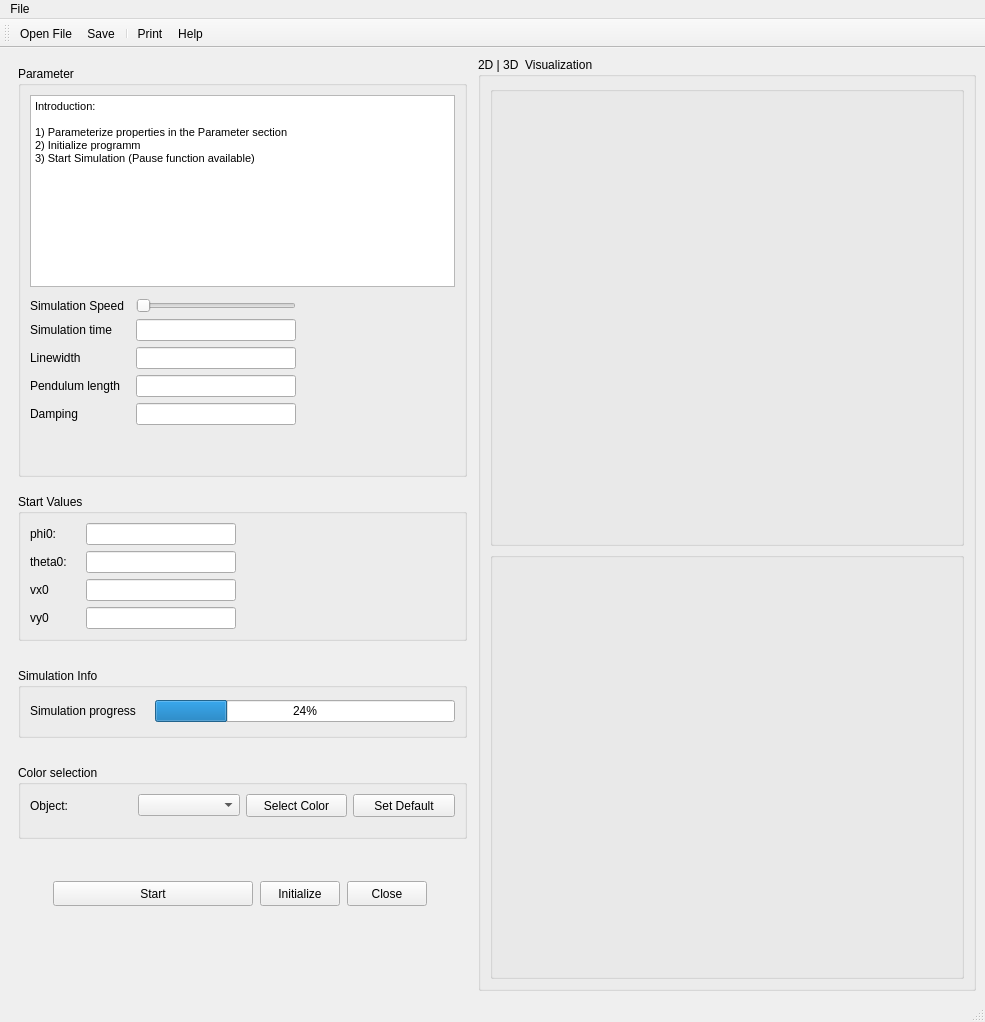
rob-nil/PendulumPainter, file PendulumPainter.ui: the form before one commit.
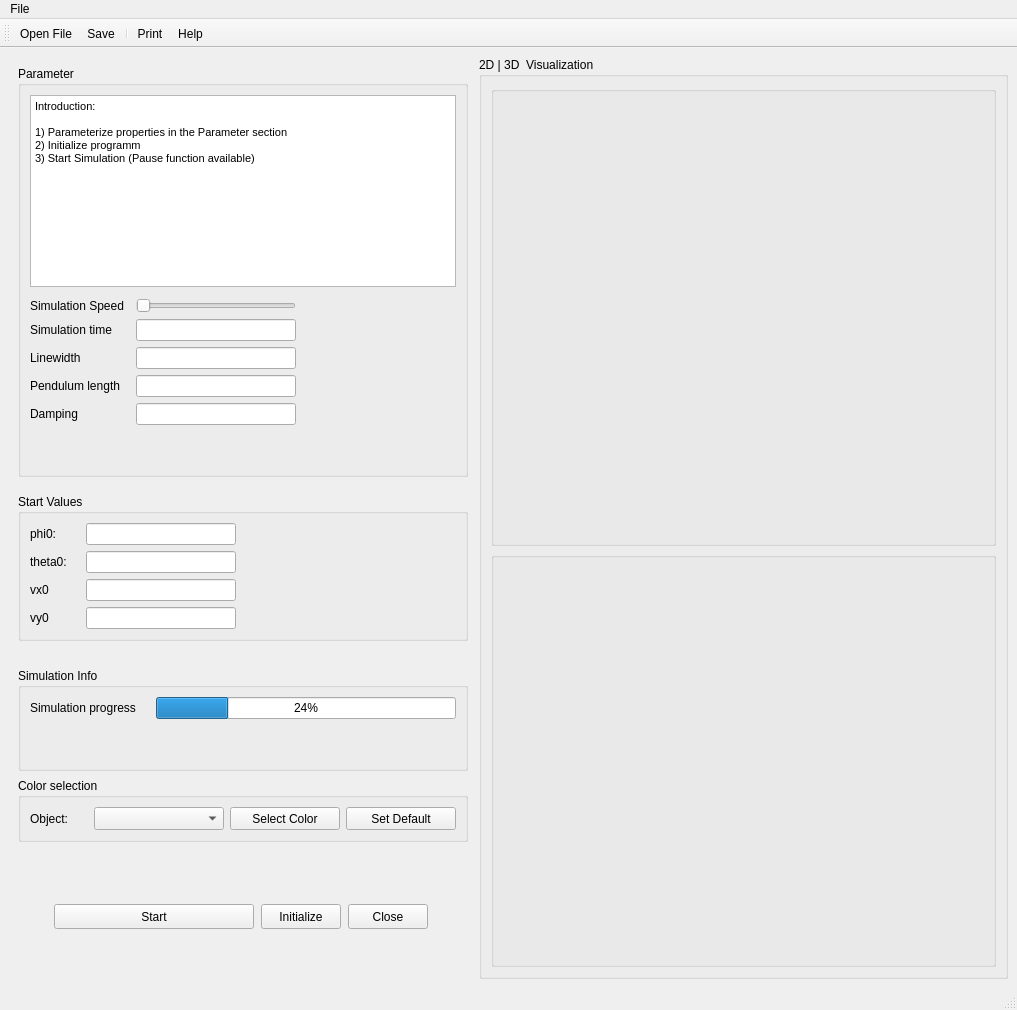
The form after the commit. Icons and pictures are not drawn. Custom widgets are drawn as their Qt base class.

The edit to the form file:
```diff
--- a/PendulumPainter.ui
+++ b/PendulumPainter.ui
@@ -6,14 +6,14 @@
    <rect>
     <x>0</x>
     <y>0</y>
-    <width>985</width>
-    <height>1022</height>
+    <width>1017</width>
+    <height>1010</height>
    </rect>
   </property>
   <property name="minimumSize">
    <size>
-    <width>0</width>
-    <height>0</height>
+    <width>1010</width>
+    <height>1010</height>
    </size>
   </property>
   <property name="windowTitle">
@@ -33,6 +33,12 @@
    <layout class="QHBoxLayout" name="horizontalLayout_3">
     <item>
      <widget class="QWidget" name="verticalLayout_10" native="true">
+      <property name="minimumSize">
+       <size>
+        <width>500</width>
+        <height>0</height>
+       </size>
+      </property>
       <property name="maximumSize">
        <size>
         <width>500</width>
@@ -73,7 +79,7 @@
            </property>
            <property name="minimumSize">
             <size>
-             <width>0</width>
+             <width>400</width>
              <height>200</height>
             </size>
            </property>
@@ -110,7 +116,7 @@
                  <string>&lt;!DOCTYPE HTML PUBLIC &quot;-//W3C//DTD HTML 4.0//EN&quot; &quot;http://www.w3.org/TR/REC-html40/strict.dtd&quot;&gt;
 &lt;html&gt;&lt;head&gt;&lt;meta name=&quot;qrichtext&quot; content=&quot;1&quot; /&gt;&lt;style type=&quot;text/css&quot;&gt;
 p, li { white-space: pre-wrap; }
-&lt;/style&gt;&lt;/head&gt;&lt;body style=&quot; font-family:'MS Shell Dlg 2'; font-size:7.8pt; font-weight:400; font-style:normal;&quot;&gt;
+&lt;/style&gt;&lt;/head&gt;&lt;body style=&quot; font-family:'MS Shell Dlg 2'; font-size:8.14286pt; font-weight:400; font-style:normal;&quot;&gt;
 &lt;p style=&quot; margin-top:0px; margin-bottom:0px; margin-left:0px; margin-right:0px; -qt-block-indent:0; text-indent:0px;&quot;&gt;&lt;span style=&quot; font-size:8.25pt;&quot;&gt;Introduction:&lt;/span&gt;&lt;/p&gt;
 &lt;p style=&quot;-qt-paragraph-type:empty; margin-top:0px; margin-bottom:0px; margin-left:0px; margin-right:0px; -qt-block-indent:0; text-indent:0px; font-size:8.25pt;&quot;&gt;&lt;br /&gt;&lt;/p&gt;
 &lt;p style=&quot; margin-top:0px; margin-bottom:0px; margin-left:0px; margin-right:0px; -qt-block-indent:0; text-indent:0px;&quot;&gt;&lt;span style=&quot; font-size:8.25pt;&quot;&gt;1) Parameterize properties in the Parameter section&lt;/span&gt;&lt;/p&gt;
@@ -356,7 +362,7 @@
            </property>
            <property name="minimumSize">
             <size>
-             <width>0</width>
+             <width>400</width>
              <height>120</height>
             </size>
            </property>
@@ -544,7 +550,7 @@
            </property>
            <property name="minimumSize">
             <size>
-             <width>0</width>
+             <width>400</width>
              <height>70</height>
             </size>
            </property>
@@ -600,24 +606,21 @@
               </item>
              </layout>
             </item>
-           </layout>
-          </widget>
-         </item>
          <item>
-          <spacer name="verticalSpacer_6">
+             <spacer name="verticalSpacer_8">
            <property name="orientation">
             <enum>Qt::Vertical</enum>
            </property>
-           <property name="sizeType">
-            <enum>QSizePolicy::Minimum</enum>
-           </property>
            <property name="sizeHint" stdset="0">
             <size>
              <width>20</width>
-             <height>20</height>
+                <height>40</height>
             </size>
            </property>
           </spacer>
+            </item>
+           </layout>
+          </widget>
          </item>
          <item>
           <widget class="QGroupBox" name="groupBox_5">
@@ -629,7 +632,7 @@
            </property>
            <property name="minimumSize">
             <size>
-             <width>380</width>
+             <width>400</width>
              <height>60</height>
             </size>
            </property>
@@ -647,6 +650,12 @@
              <layout class="QHBoxLayout" name="horizontalLayout">
               <item>
                <widget class="QLabel" name="label_10">
+                <property name="minimumSize">
+                 <size>
+                  <width>0</width>
+                  <height>20</height>
+                 </size>
+                </property>
                 <property name="maximumSize">
                  <size>
                   <width>150</width>
@@ -662,8 +671,8 @@
                <widget class="QComboBox" name="comboBox">
                 <property name="minimumSize">
                  <size>
-                  <width>100</width>
-                  <height>0</height>
+                  <width>130</width>
+                  <height>23</height>
                  </size>
                 </property>
                 <property name="maximumSize">
@@ -678,7 +687,7 @@
                <widget class="QPushButton" name="pushButton">
                 <property name="minimumSize">
                  <size>
-                  <width>75</width>
+                  <width>110</width>
                   <height>23</height>
                  </size>
                 </property>
@@ -697,7 +706,7 @@
                <widget class="QPushButton" name="pushButton_2">
                 <property name="minimumSize">
                  <size>
-                  <width>75</width>
+                  <width>110</width>
                   <height>23</height>
                  </size>
                 </property>
@@ -714,8 +723,11 @@
               </item>
              </layout>
             </item>
+           </layout>
+          </widget>
+         </item>
             <item>
-             <spacer name="verticalSpacer_8">
+          <spacer name="verticalSpacer_6">
               <property name="orientation">
                <enum>Qt::Vertical</enum>
               </property>
@@ -725,13 +737,10 @@
               <property name="sizeHint" stdset="0">
                <size>
                 <width>20</width>
-                <height>10</height>
+             <height>20</height>
                </size>
               </property>
              </spacer>
-            </item>
-           </layout>
-          </widget>
          </item>
         </layout>
        </item>
@@ -877,7 +886,7 @@
       <property name="title">
        <string>2D | 3D  Visualization</string>
       </property>
-      <layout class="QVBoxLayout" name="verticalLayout_8">
+      <layout class="QVBoxLayout" name="verticalLayout_9">
        <item>
         <widget class="QGroupBox" name="groupBoxGraph">
          <property name="sizePolicy">
@@ -901,8 +910,8 @@
          <property name="flat">
           <bool>false</bool>
          </property>
-         <layout class="QGridLayout" name="gridLayout_6">
-          <item row="0" column="0">
+         <layout class="QVBoxLayout" name="verticalLayout_11">
+          <item>
            <widget class="QVTKOpenGLStereoWidget" name="qvtkWidget3D" native="true">
             <property name="sizePolicy">
              <sizepolicy hsizetype="Expanding" vsizetype="Expanding">
@@ -944,8 +953,8 @@
          <property name="title">
           <string/>
          </property>
-         <layout class="QGridLayout" name="gridLayout_5">
-          <item row="0" column="0">
+         <layout class="QVBoxLayout" name="verticalLayout_12">
+          <item>
            <widget class="QVTKOpenGLStereoWidget" name="qvtkWidget2D" native="true">
             <property name="sizePolicy">
              <sizepolicy hsizetype="Expanding" vsizetype="Expanding">
@@ -974,14 +983,25 @@
      </widget>
     </item>
    </layout>
+   <widget class="QWidget" name="">
+    <property name="geometry">
+     <rect>
+      <x>0</x>
+      <y>0</y>
+      <width>100</width>
+      <height>30</height>
+     </rect>
+    </property>
+    <layout class="QVBoxLayout" name="verticalLayout_8"/>
+   </widget>
   </widget>
   <widget class="QMenuBar" name="menubar">
    <property name="geometry">
     <rect>
      <x>0</x>
      <y>0</y>
-     <width>985</width>
-     <height>26</height>
+     <width>1017</width>
+     <height>22</height>
     </rect>
    </property>
    <widget class="QMenu" name="menuFile">
```
Lines whose indentation alone changed are shown as unchanged.
